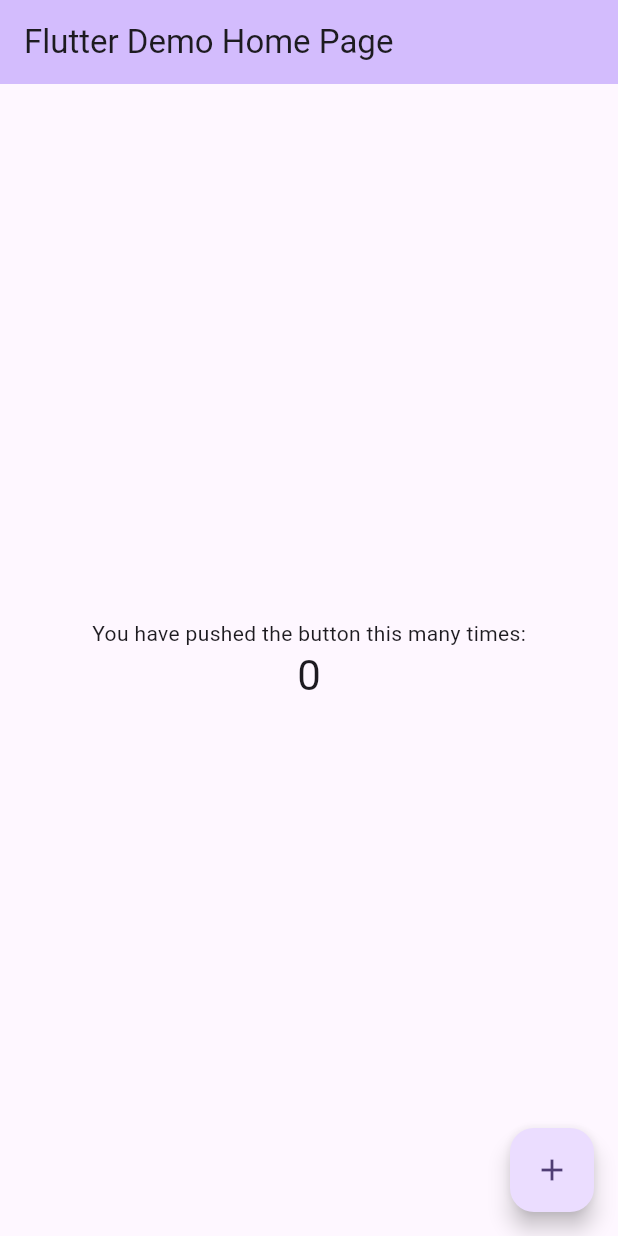
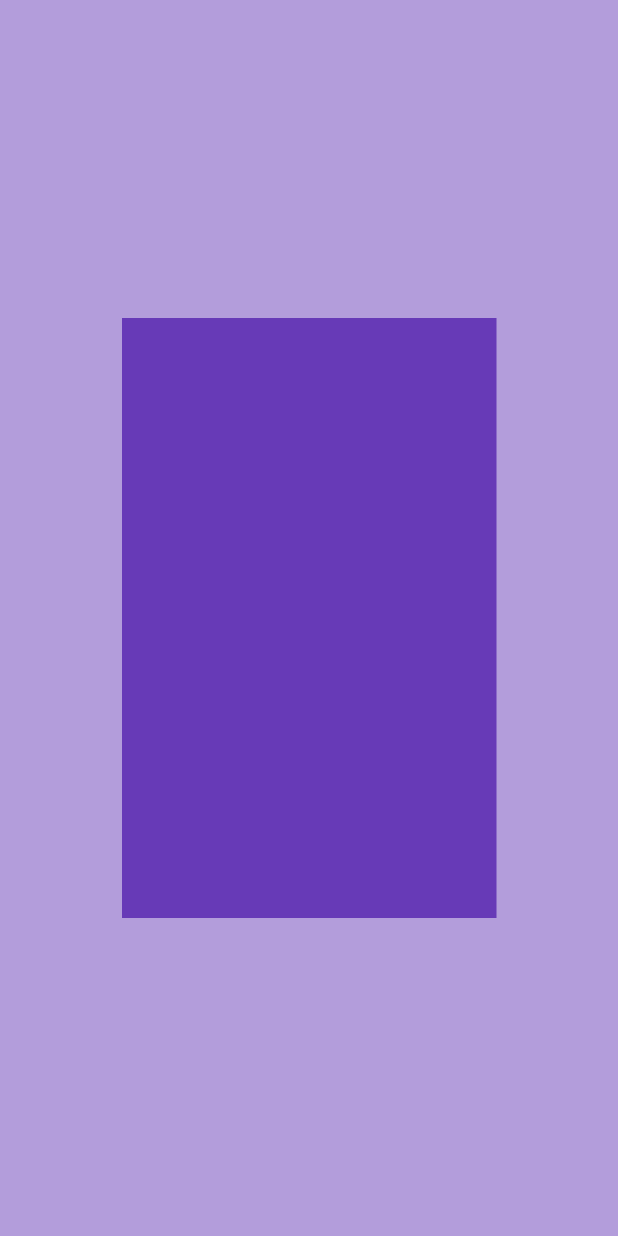
Before and after one commit to RohitGiri420/Smooth_dot_Indicator, a Flutter app: the screen it shows after launch, on a phone screen of 412 x 824 dp. Run offline on Flutter 3.47's test engine with Material 3 defaults, Android fonts, the light colour scheme and no system bars.

Commit message:
Home screen created and indicator package is added

```diff
--- /dev/null
+++ b/lib/Pages/HomePage.dart
@@ -0,0 +1,40 @@
+import 'package:flutter/material.dart';
+import 'package:smooth_dot_indicator/Pages/Page1.dart';
+import 'package:smooth_dot_indicator/Pages/Page3.dart';
+import 'package:smooth_dot_indicator/Pages/Page4.dart';
+import 'package:smooth_dot_indicator/Pages/page2.dart';
+
+class Homepage extends StatefulWidget {
+  const Homepage({super.key});
+
+  @override
+  State<Homepage> createState() => _HomepageState();
+}
+
+class _HomepageState extends State<Homepage> {
+
+  final _controller = PageController();
+  @override
+  Widget build(BuildContext context) {
+    return Scaffold(
+      backgroundColor: Colors.deepPurple.shade200,
+      body: Column(
+        mainAxisAlignment: MainAxisAlignment.spaceEvenly,
+        children: [
+          SizedBox(
+            height: 400,
+            child: PageView(
+              controller: _controller,
+              children: [
+                Page1(),
+                Page2(),
+                Page3(),
+                Page4()
+              ],
+            ),
+          ),
+        ],
+      ),
+    );
+  }
+}
--- a/lib/Pages/Page1.dart
+++ b/lib/Pages/Page1.dart
@@ -6,6 +6,7 @@ class Page1 extends StatelessWidget {
   @override
   Widget build(BuildContext context) {
     return Scaffold(
+      backgroundColor: Colors.transparent,
       body: Center(
         child: ClipRect(
           child: Container(
--- a/lib/Pages/Page3.dart
+++ b/lib/Pages/Page3.dart
@@ -6,6 +6,7 @@ class Page3 extends StatelessWidget {
   @override
   Widget build(BuildContext context) {
     return Scaffold(
+      backgroundColor: Colors.transparent,
       body: Center(
         child: ClipRect(
           child: Container(
--- a/lib/Pages/Page4.dart
+++ b/lib/Pages/Page4.dart
@@ -6,6 +6,7 @@ class Page4 extends StatelessWidget {
   @override
   Widget build(BuildContext context) {
     return Scaffold(
+      backgroundColor: Colors.transparent,
       body: Center(
         child: ClipRect(
           child: Container(
--- a/lib/Pages/page2.dart
+++ b/lib/Pages/page2.dart
@@ -7,6 +7,7 @@ class Page2 extends StatelessWidget {
   @override
   Widget build(BuildContext context) {
     return Scaffold(
+      backgroundColor: Colors.transparent,
       body: Center(
         child: ClipRect(
           child: Container(
--- a/lib/main.dart
+++ b/lib/main.dart
@@ -1,4 +1,5 @@
 import 'package:flutter/material.dart';
+import 'package:smooth_dot_indicator/Pages/HomePage.dart';
 
 void main() {
   runApp(const MyApp());
@@ -7,119 +8,17 @@
 class MyApp extends StatelessWidget {
   const MyApp({super.key});
 
-  // This widget is the root of your application.
+
   @override
   Widget build(BuildContext context) {
     return MaterialApp(
       title: 'Flutter Demo',
       theme: ThemeData(
-        // This is the theme of your application.
-        //
-        // TRY THIS: Try running your application with "flutter run". You'll see
-        // the application has a purple toolbar. Then, without quitting the app,
-        // try changing the seedColor in the colorScheme below to Colors.green
-        // and then invoke "hot reload" (save your changes or press the "hot
-        // reload" button in a Flutter-supported IDE, or press "r" if you used
-        // the command line to start the app).
-        //
-        // Notice that the counter didn't reset back to zero; the application
-        // state is not lost during the reload. To reset the state, use hot
-        // restart instead.
-        //
-        // This works for code too, not just values: Most code changes can be
-        // tested with just a hot reload.
+
         colorScheme: ColorScheme.fromSeed(seedColor: Colors.deepPurple),
         useMaterial3: true,
       ),
-      home: const MyHomePage(title: 'Flutter Demo Home Page'),
+      home:Homepage(),
     );
   }
 }
-
-class MyHomePage extends StatefulWidget {
-  const MyHomePage({super.key, required this.title});
-
-  // This widget is the home page of your application. It is stateful, meaning
-  // that it has a State object (defined below) that contains fields that affect
-  // how it looks.
-
-  // This class is the configuration for the state. It holds the values (in this
-  // case the title) provided by the parent (in this case the App widget) and
-  // used by the build method of the State. Fields in a Widget subclass are
-  // always marked "final".
-
-  final String title;
-
-  @override
-  State<MyHomePage> createState() => _MyHomePageState();
-}
-
-class _MyHomePageState extends State<MyHomePage> {
-  int _counter = 0;
-
-  void _incrementCounter() {
-    setState(() {
-      // This call to setState tells the Flutter framework that something has
-      // changed in this State, which causes it to rerun the build method below
-      // so that the display can reflect the updated values. If we changed
-      // _counter without calling setState(), then the build method would not be
-      // called again, and so nothing would appear to happen.
-      _counter++;
-    });
-  }
-
-  @override
-  Widget build(BuildContext context) {
-    // This method is rerun every time setState is called, for instance as done
-    // by the _incrementCounter method above.
-    //
-    // The Flutter framework has been optimized to make rerunning build methods
-    // fast, so that you can just rebuild anything that needs updating rather
-    // than having to individually change instances of widgets.
-    return Scaffold(
-      appBar: AppBar(
-        // TRY THIS: Try changing the color here to a specific color (to
-        // Colors.amber, perhaps?) and trigger a hot reload to see the AppBar
-        // change color while the other colors stay the same.
-        backgroundColor: Theme.of(context).colorScheme.inversePrimary,
-        // Here we take the value from the MyHomePage object that was created by
-        // the App.build method, and use it to set our appbar title.
-        title: Text(widget.title),
-      ),
-      body: Center(
-        // Center is a layout widget. It takes a single child and positions it
-        // in the middle of the parent.
-        child: Column(
-          // Column is also a layout widget. It takes a list of children and
-          // arranges them vertically. By default, it sizes itself to fit its
-          // children horizontally, and tries to be as tall as its parent.
-          //
-          // Column has various properties to control how it sizes itself and
-          // how it positions its children. Here we use mainAxisAlignment to
-          // center the children vertically; the main axis here is the vertical
-          // axis because Columns are vertical (the cross axis would be
-          // horizontal).
-          //
-          // TRY THIS: Invoke "debug painting" (choose the "Toggle Debug Paint"
-          // action in the IDE, or press "p" in the console), to see the
-          // wireframe for each widget.
-          mainAxisAlignment: MainAxisAlignment.center,
-          children: <Widget>[
-            const Text(
-              'You have pushed the button this many times:',
-            ),
-            Text(
-              '$_counter',
-              style: Theme.of(context).textTheme.headlineMedium,
-            ),
-          ],
-        ),
-      ),
-      floatingActionButton: FloatingActionButton(
-        onPressed: _incrementCounter,
-        tooltip: 'Increment',
-        child: const Icon(Icons.add),
-      ), // This trailing comma makes auto-formatting nicer for build methods.
-    );
-  }
-}
--- a/pubspec.yaml
+++ b/pubspec.yaml
@@ -35,6 +35,7 @@ dependencies:
   # The following adds the Cupertino Icons font to your application.
   # Use with the CupertinoIcons class for iOS style icons.
   cupertino_icons: ^1.0.6
+  smooth_page_indicator: ^1.1.0
 
 dev_dependencies:
   flutter_test:
```
Also changed, not shown: pubspec.lock.
